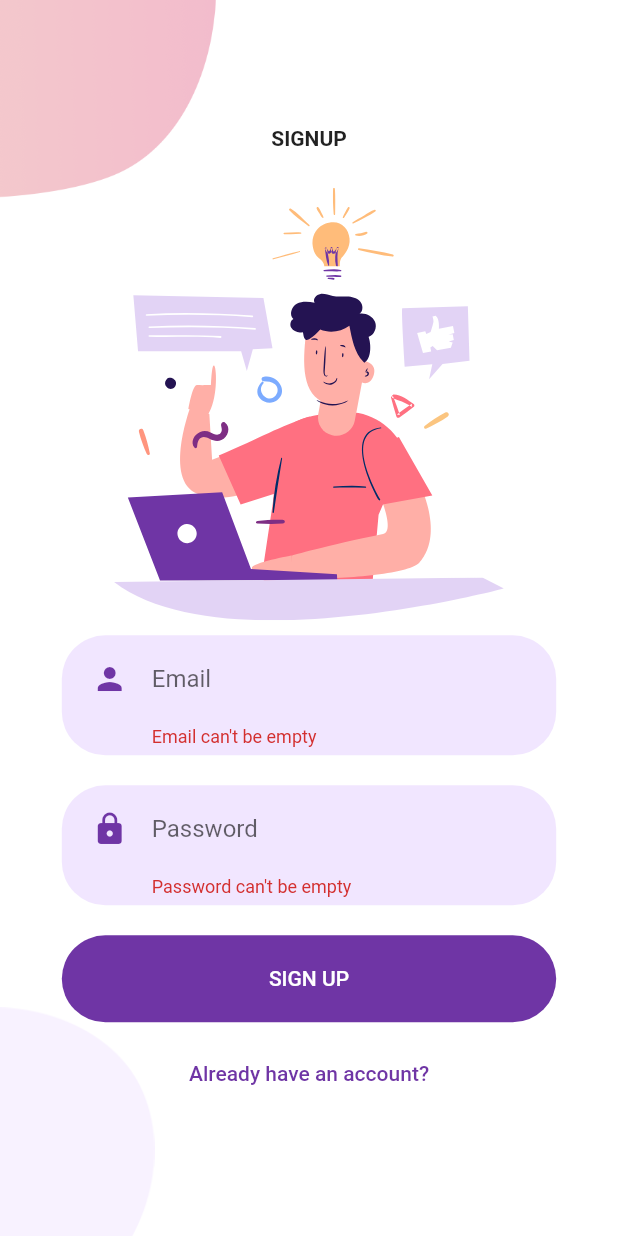
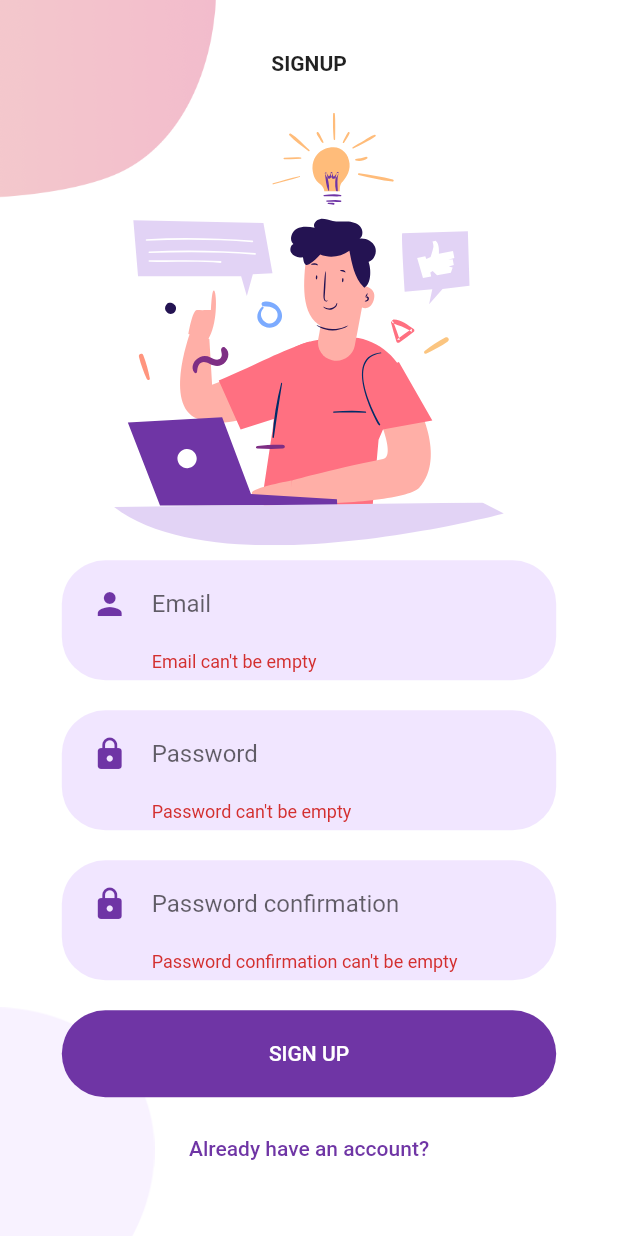
Before and after one commit to YisusOnDev/PracticeJob_Flutter, a Flutter app: the SignUpPage screen opened by its route, after a tap on "SIGN UP", on a phone screen of 412 x 824 dp. Run offline on Flutter 3.47's test engine with Material 2 defaults, Android fonts, the phone set to English and light mode, and no system bars; our stand-ins replace flutter_svg.

Commit message:
Valid email

```diff
--- a/lib/src/models/util.dart
+++ b/lib/src/models/util.dart
@@ -28,5 +28,9 @@ class Util {
     );
   }
 
-  static void _showMyDialog(BuildContext context, String s, String t) {}
+  static bool hasEmailFormat(email) {
+    return RegExp(
+            r"^[a-zA-Z0-9.a-zA-Z0-9.!#$%&'*+-/=?^_`{|}~]+@[a-zA-Z0-9]+\.[a-zA-Z]+")
+        .hasMatch(email);
+  }
 }
--- a/lib/src/pages/signup_page.dart
+++ b/lib/src/pages/signup_page.dart
@@ -23,8 +23,10 @@ class _SignUpPageState extends State<SignUpPage> {
   final AuthService _auth = AuthService();
   String _email = "";
   String _password = "";
+  String _passwordConfirm = "";
 
   final _pwdController = TextEditingController();
+  final _pwdConfirmController = TextEditingController();
   final _emailController = TextEditingController();
   bool _pwdValidate = false;
   bool _emailValidate = false;
@@ -107,6 +109,27 @@ class _SignUpPageState extends State<SignUpPage> {
                       ),
                     ),
                   ),
+                  TextFieldContainer(
+                    child: TextField(
+                      obscureText: true,
+                      onChanged: (value) {
+                        _passwordConfirm = value;
+                      },
+                      cursorColor: cPrimaryColor,
+                      controller: _pwdConfirmController,
+                      decoration: InputDecoration(
+                        hintText: "Password confirmation",
+                        errorText: _pwdValidate
+                            ? 'Password confirmation can\'t be empty'
+                            : null,
+                        icon: const Icon(
+                          Icons.lock,
+                          color: cPrimaryColor,
+                        ),
+                        border: InputBorder.none,
+                      ),
+                    ),
+                  ),
                   Container(
                     // sign up button with nice size
                     margin: const EdgeInsets.symmetric(vertical: 10),
@@ -129,13 +152,23 @@ class _SignUpPageState extends State<SignUpPage> {
                         });
 
                         if (!_pwdValidate && !_emailValidate) {
-                          final res = await _auth
-                              .register(User(null, _email, _password));
-                          if (res.statusCode == 200) {
-                            Navigator.pushNamed(context, HomePage.pageName);
+                          if (Util.hasEmailFormat(_email)) {
+                            if (_password == _passwordConfirm) {
+                              final res = await _auth
+                                  .register(User(null, _email, _password));
+                              if (res.statusCode == 200) {
+                                Navigator.pushNamed(context, HomePage.pageName);
+                              } else {
+                                Util.showMyDialog(context, "Error",
+                                    "An error has occurred. Please try again");
+                              }
+                            } else {
+                              Util.showMyDialog(context, "Error",
+                                  "Passwords must be the same.");
+                            }
                           } else {
                             Util.showMyDialog(context, "Error",
-                                "An error has occurred. Please try again");
+                                "Please insert a valid email.");
                           }
                         }
                       },
```
Also changed, not shown: lib/src/pages/login_page.dart (+10 -5 lines).
